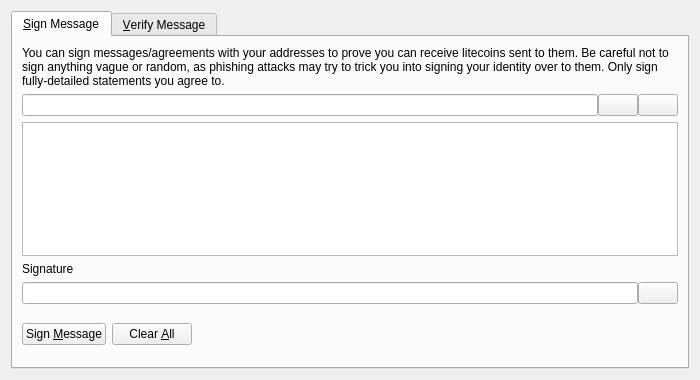
This is src/qt/forms/signverifymessagedialog.ui in MrE-Fog/MGT0.15 as Qt 5 draws it before an edit. The edited form follows.
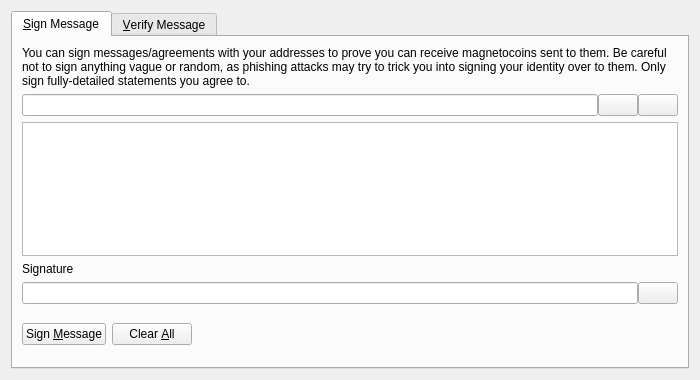
This is the edited form. Icons and pictures are not drawn. Custom widgets are drawn as their Qt base class.

Commit message: Magnetocoin Parameters

The edit to the form file:
```diff
--- a/src/qt/forms/signverifymessagedialog.ui
+++ b/src/qt/forms/signverifymessagedialog.ui
@@ -30,7 +30,7 @@
        <item>
         <widget class="QLabel" name="infoLabel_SM">
          <property name="text">
-          <string>You can sign messages/agreements with your addresses to prove you can receive litecoins sent to them. Be careful not to sign anything vague or random, as phishing attacks may try to trick you into signing your identity over to them. Only sign fully-detailed statements you agree to.</string>
+          <string>You can sign messages/agreements with your addresses to prove you can receive magnetocoins sent to them. Be careful not to sign anything vague or random, as phishing attacks may try to trick you into signing your identity over to them. Only sign fully-detailed statements you agree to.</string>
          </property>
          <property name="textFormat">
           <enum>Qt::PlainText</enum>
```
Left out of the diff: 8 changed lines with no effect on the pictures. The commit also changes 257 other files.
